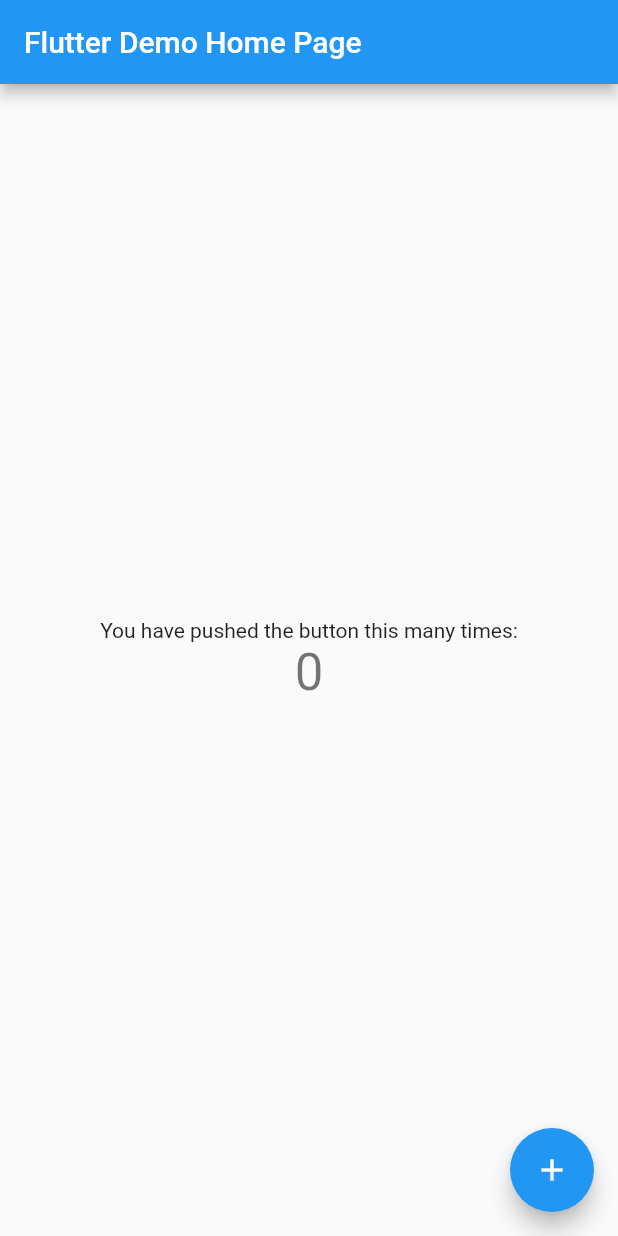
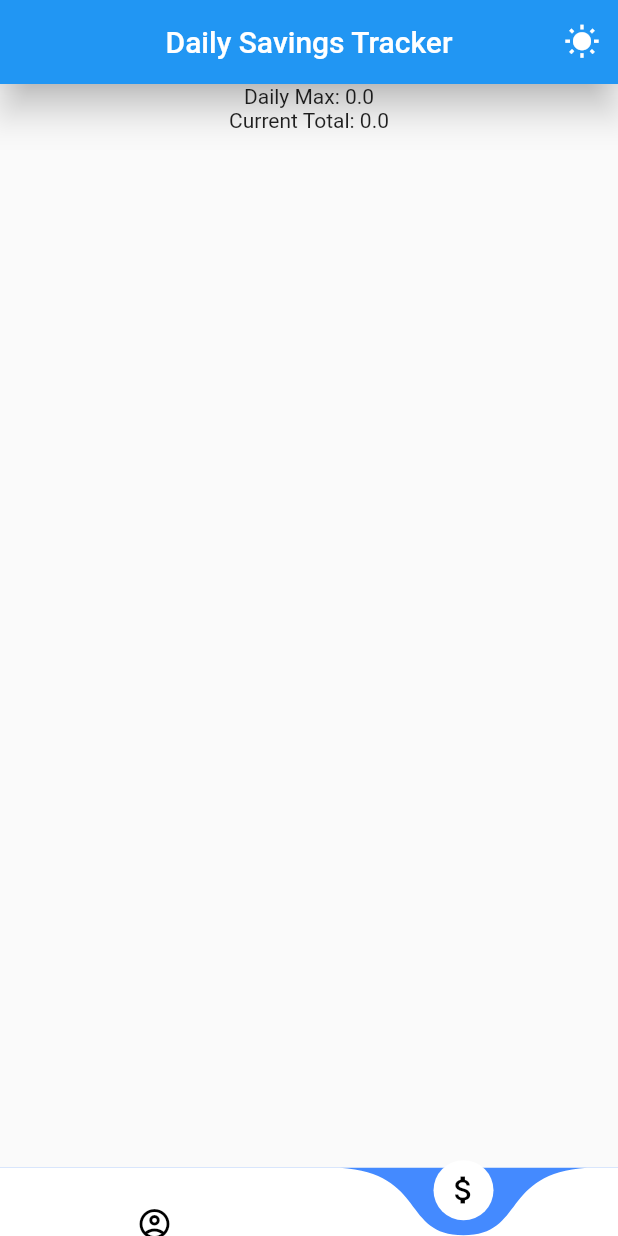
Before and after one commit to surgency23/DailySpendingTracker, a Flutter app: the screen it shows after launch, on a phone screen of 412 x 824 dp. Run offline on Flutter 3.47's test engine with Material 2 defaults, Android fonts, the phone set to English and light mode, and no system bars; drawn by our look-alikes of curved_navigation_bar; our stand-ins replace shared_preferences.

Commit message:
large update. configured to only allow 2 pages, and set up controllers for themes and for the numbers to be stored locally.

```diff
--- /dev/null
+++ b/lib/controllers/number_controllers/current_total_preferences.dart
@@ -0,0 +1,15 @@
+import 'package:shared_preferences/shared_preferences.dart';
+
+class CurrentTotalPreferences {
+  static const PREF_KEY = "currentTotal";
+
+  setTotal(double value) async {
+    SharedPreferences sharedPreferences = await SharedPreferences.getInstance();
+    sharedPreferences.setDouble(PREF_KEY, value);
+  }
+
+  getTotal() async {
+    SharedPreferences sharedPreferences = await SharedPreferences.getInstance();
+    return sharedPreferences.getDouble(PREF_KEY) ?? 0.00;
+  }
+}
--- /dev/null
+++ b/lib/controllers/number_controllers/daily_max_preferences.dart
@@ -0,0 +1,15 @@
+import 'package:shared_preferences/shared_preferences.dart';
+
+class MaxPreferences {
+  static const PREF_KEY = "dailyMax";
+
+  setMax(double value) async {
+    SharedPreferences sharedPreferences = await SharedPreferences.getInstance();
+    sharedPreferences.setDouble(PREF_KEY, value);
+  }
+
+  getMax() async {
+    SharedPreferences sharedPreferences = await SharedPreferences.getInstance();
+    return sharedPreferences.getDouble(PREF_KEY) ?? 0.00;
+  }
+}
--- /dev/null
+++ b/lib/controllers/number_controllers/numbers_controller.dart
@@ -0,0 +1,40 @@
+import 'package:flutter/material.dart';
+import 'current_total_preferences.dart';
+import 'daily_max_preferences.dart';
+
+class NumbersController extends ChangeNotifier {
+  late CurrentTotalPreferences _totalPreferences;
+  late MaxPreferences _maxpreferences;
+  late double _maxDaily;
+  late double _currentTotal;
+  double get maxDaily => _maxDaily;
+  double get currentTotal => _currentTotal;
+
+  NumbersController() {
+    _maxDaily = 0.00;
+    _currentTotal = 0.00;
+    _totalPreferences = CurrentTotalPreferences();
+    _maxpreferences = MaxPreferences();
+    getPreferences();
+  }
+
+//setting maxDaily's value
+  set maxDaily(double value) {
+    _maxDaily = value;
+    _maxpreferences.setMax(value);
+    notifyListeners();
+  }
+
+  //setting currentTotals's value
+  set currentTotal(double value) {
+    _currentTotal -= value;
+    _totalPreferences.setTotal(value);
+    notifyListeners();
+  }
+
+  getPreferences() async {
+    _maxDaily = await _maxpreferences.getMax();
+    _currentTotal = await _totalPreferences.getTotal();
+    notifyListeners();
+  }
+}
--- /dev/null
+++ b/lib/controllers/theme_controller/theme_controller.dart
@@ -0,0 +1,26 @@
+import 'package:flutter/material.dart';
+import 'theme_preferences.dart';
+
+class ThemeController extends ChangeNotifier {
+  late bool _isDark;
+  late ThemePreferences _preferences;
+  bool get isDark => _isDark;
+
+  ThemeController() {
+    _isDark = false;
+    _preferences = ThemePreferences();
+    getPreferences();
+  }
+
+//Switching themes in the flutter apps - Flutterant
+  set isDark(bool value) {
+    _isDark = value;
+    _preferences.setTheme(value);
+    notifyListeners();
+  }
+
+  getPreferences() async {
+    _isDark = await _preferences.getTheme();
+    notifyListeners();
+  }
+}
--- /dev/null
+++ b/lib/controllers/theme_controller/theme_preferences.dart
@@ -0,0 +1,15 @@
+import 'package:shared_preferences/shared_preferences.dart';
+
+class ThemePreferences {
+  static const PREF_KEY = "pref_key";
+
+  setTheme(bool value) async {
+    SharedPreferences sharedPreferences = await SharedPreferences.getInstance();
+    sharedPreferences.setBool(PREF_KEY, value);
+  }
+
+  getTheme() async {
+    SharedPreferences sharedPreferences = await SharedPreferences.getInstance();
+    return sharedPreferences.getBool(PREF_KEY) ?? false;
+  }
+}
--- a/lib/main.dart
+++ b/lib/main.dart
@@ -1,115 +1,44 @@
+import 'package:daily_spending_tracker/controllers/number_controllers/numbers_controller.dart';
 import 'package:flutter/material.dart';
+import 'package:provider/provider.dart';
+//import 'package:shared_preferences/shared_preferences.dart';
+import 'widgets/custom_bottom_nav_bar.dart';
+import 'controllers/theme_controller/theme_controller.dart';
 
 void main() {
-  runApp(const MyApp());
+  runApp(MultiProvider(
+      providers: [ChangeNotifierProvider(create: (_) => NumbersController())],
+      child: const MyApp()));
 }
 
-class MyApp extends StatelessWidget {
+class MyApp extends StatefulWidget {
   const MyApp({Key? key}) : super(key: key);
 
-  // This widget is the root of your application.
+  @override
+  _MyAppState createState() => _MyAppState();
+
+  /// ↓↓ ADDED
+  /// InheritedWidget style accessor to our State object.
+  static _MyAppState? of(BuildContext context) =>
+      context.findAncestorStateOfType<_MyAppState>();
+}
+
+/// State object hidden ↓. Focusing on ↑ StatefulWidget here.
+
+class _MyAppState extends State<MyApp> {
   @override
   Widget build(BuildContext context) {
-    return MaterialApp(
-      title: 'Flutter Demo',
-      theme: ThemeData(
-        // This is the theme of your application.
-        //
-        // Try running your application with "flutter run". You'll see the
-        // application has a blue toolbar. Then, without quitting the app, try
-        // changing the primarySwatch below to Colors.green and then invoke
-        // "hot reload" (press "r" in the console where you ran "flutter run",
-        // or simply save your changes to "hot reload" in a Flutter IDE).
-        // Notice that the counter didn't reset back to zero; the application
-        // is not restarted.
-        primarySwatch: Colors.blue,
-      ),
-      home: const MyHomePage(title: 'Flutter Demo Home Page'),
-    );
+    return ChangeNotifierProvider(
+        create: (_) => ThemeController(),
+        child: Consumer<ThemeController>(
+          builder: ((context, ThemeController themeNotifier, child) {
+            return MaterialApp(
+                title: "Daily Spending Tracker",
+                theme:
+                    themeNotifier.isDark ? ThemeData.dark() : ThemeData.light(),
+                debugShowCheckedModeBanner: false,
+                home: const PreservingBottomNavState());
+          }),
+        ));
   }
 }
-
-class MyHomePage extends StatefulWidget {
-  const MyHomePage({Key? key, required this.title}) : super(key: key);
-
-  // This widget is the home page of your application. It is stateful, meaning
-  // that it has a State object (defined below) that contains fields that affect
-  // how it looks.
-
-  // This class is the configuration for the state. It holds the values (in this
-  // case the title) provided by the parent (in this case the App widget) and
-  // used by the build method of the State. Fields in a Widget subclass are
-  // always marked "final".
-
-  final String title;
-
-  @override
-  State<MyHomePage> createState() => _MyHomePageState();
-}
-
-class _MyHomePageState extends State<MyHomePage> {
-  int _counter = 0;
-
-  void _incrementCounter() {
-    setState(() {
-      // This call to setState tells the Flutter framework that something has
-      // changed in this State, which causes it to rerun the build method below
-      // so that the display can reflect the updated values. If we changed
-      // _counter without calling setState(), then the build method would not be
-      // called again, and so nothing would appear to happen.
-      _counter++;
-    });
-  }
-
-  @override
-  Widget build(BuildContext context) {
-    // This method is rerun every time setState is called, for instance as done
-    // by the _incrementCounter method above.
-    //
-    // The Flutter framework has been optimized to make rerunning build methods
-    // fast, so that you can just rebuild anything that needs updating rather
-    // than having to individually change instances of widgets.
-    return Scaffold(
-      appBar: AppBar(
-        // Here we take the value from the MyHomePage object that was created by
-        // the App.build method, and use it to set our appbar title.
-        title: Text(widget.title),
-      ),
-      body: Center(
-        // Center is a layout widget. It takes a single child and positions it
-        // in the middle of the parent.
-        child: Column(
-          // Column is also a layout widget. It takes a list of children and
-          // arranges them vertically. By default, it sizes itself to fit its
-          // children horizontally, and tries to be as tall as its parent.
-          //
-          // Invoke "debug painting" (press "p" in the console, choose the
-          // "Toggle Debug Paint" action from the Flutter Inspector in Android
-          // Studio, or the "Toggle Debug Paint" command in Visual Studio Code)
-          // to see the wireframe for each widget.
-          //
-          // Column has various properties to control how it sizes itself and
-          // how it positions its children. Here we use mainAxisAlignment to
-          // center the children vertically; the main axis here is the vertical
-          // axis because Columns are vertical (the cross axis would be
-          // horizontal).
-          mainAxisAlignment: MainAxisAlignment.center,
-          children: <Widget>[
-            const Text(
-              'You have pushed the button this many times:',
-            ),
-            Text(
-              '$_counter',
-              style: Theme.of(context).textTheme.headline4,
-            ),
-          ],
-        ),
-      ),
-      floatingActionButton: FloatingActionButton(
-        onPressed: _incrementCounter,
-        tooltip: 'Increment',
-        child: const Icon(Icons.add),
-      ), // This trailing comma makes auto-formatting nicer for build methods.
-    );
-  }
-}
--- /dev/null
+++ b/lib/pages/home/home_page.dart
@@ -0,0 +1,31 @@
+import 'package:daily_spending_tracker/controllers/number_controllers/numbers_controller.dart';
+import 'package:flutter/material.dart';
+import 'package:provider/provider.dart';
+import 'package:shared_preferences/shared_preferences.dart';
+import '../../widgets/custom_app_bar.dart';
+
+class HomePage extends StatefulWidget {
+  const HomePage({Key? key}) : super(key: key);
+
+  @override
+  State<HomePage> createState() => _HomePageState();
+}
+
+class _HomePageState extends State<HomePage> {
+  @override
+  Widget build(BuildContext context) {
+    return Scaffold(
+      appBar: customAppBar(),
+      body: Center(
+        child: Consumer<NumbersController>(
+          builder: (context, NumbersController numbersNotifier, Widget? child) {
+            return Column(children: [
+              Text('Daily Max: ${numbersNotifier.maxDaily}'),
+              Text('Current Total: ${numbersNotifier.currentTotal}')
+            ]);
+          },
+        ),
+      ),
+    );
+  }
+}
--- /dev/null
+++ b/lib/pages/settings/settings_page.dart
@@ -0,0 +1,14 @@
+import 'package:daily_spending_tracker/widgets/custom_app_bar.dart';
+import 'package:flutter/material.dart';
+
+class SettingsPage extends StatelessWidget {
+  const SettingsPage({Key? key}) : super(key: key);
+
+  @override
+  Widget build(BuildContext context) {
+    return Scaffold(
+      appBar: customAppBar(),
+      //put in fields to set values of the numbers
+    );
+  }
+}
--- /dev/null
+++ b/lib/widgets/custom_app_bar.dart
@@ -0,0 +1,27 @@
+import 'package:daily_spending_tracker/controllers/theme_controller/theme_controller.dart';
+import 'package:flutter/material.dart';
+import 'package:provider/provider.dart';
+
+PreferredSizeWidget customAppBar() {
+  return AppBar(
+    // Provide a standard title.
+    title: const Text("Daily Savings Tracker"),
+    centerTitle: true,
+    // Allows the user to reveal the app bar if they begin floatingActionButtonOpacity
+    // back up the list of items.
+    elevation: 10,
+    actions: [
+      Consumer<ThemeController>(
+          builder: (context, ThemeController themeNotifier, child) {
+        return IconButton(
+            icon: Icon(
+                themeNotifier.isDark ? Icons.nightlight_round : Icons.wb_sunny),
+            onPressed: () {
+              themeNotifier.isDark
+                  ? themeNotifier.isDark = false
+                  : themeNotifier.isDark = true;
+            });
+      }),
+    ],
+  );
+}
--- /dev/null
+++ b/lib/widgets/custom_bottom_nav_bar.dart
@@ -0,0 +1,58 @@
+import 'package:curved_navigation_bar/curved_navigation_bar.dart';
+import 'package:daily_spending_tracker/controllers/theme_controller/theme_controller.dart';
+import 'package:daily_spending_tracker/pages/Home/home_page.dart';
+import 'package:daily_spending_tracker/pages/settings/settings_page.dart';
+import 'package:flutter/material.dart';
+import 'package:provider/provider.dart';
+
+class PreservingBottomNavState extends StatefulWidget {
+  const PreservingBottomNavState({Key? key}) : super(key: key);
+
+  @override
+  _PreservingBottomNavStateState createState() =>
+      _PreservingBottomNavStateState();
+}
+
+class _PreservingBottomNavStateState extends State<PreservingBottomNavState> {
+  int _selectedIndex = 1;
+
+  static final List<Widget> _pages = <Widget>[SettingsPage(), HomePage()];
+
+  void _onItemTapped(int index) {
+    setState(() {
+      _selectedIndex = index;
+    });
+  }
+
+  @override
+  Widget build(BuildContext context) {
+    return Scaffold(
+      body: IndexedStack(
+        index: _selectedIndex,
+        children: _pages,
+      ),
+      bottomNavigationBar: Consumer<ThemeController>(
+          builder: (context, ThemeController themeNotifier, child) {
+        return CurvedNavigationBar(
+          animationDuration: const Duration(milliseconds: 500),
+          //work on alternating the different colors. just need to find a good color pallet and go from there.
+          //color: themeNotifier.isDark == true ? Colors.grey : Colors.white,
+          //backgroundColor: Colors.blue,
+          height: 45.5,
+          items: const <Widget>[
+            Icon(
+              Icons.account_circle_outlined,
+              color: Colors.black,
+            ),
+            Icon(
+              Icons.attach_money_outlined,
+              color: Colors.black,
+            ),
+          ],
+          index: _selectedIndex,
+          onTap: _onItemTapped,
+        );
+      }),
+    );
+  }
+}
--- a/pubspec.yaml
+++ b/pubspec.yaml
@@ -34,6 +34,10 @@
   # The following adds the Cupertino Icons font to your application.
   # Use with the CupertinoIcons class for iOS style icons.
   cupertino_icons: ^1.0.2
+  ## Shared preferences to save data locally for this simple app
+  shared_preferences: ^2.0.13
+  provider: ^6.0.3
+  curved_navigation_bar: ^1.0.3
 
 dev_dependencies:
   flutter_test:
```
Also changed, not shown: pubspec.lock, 10 other files.
